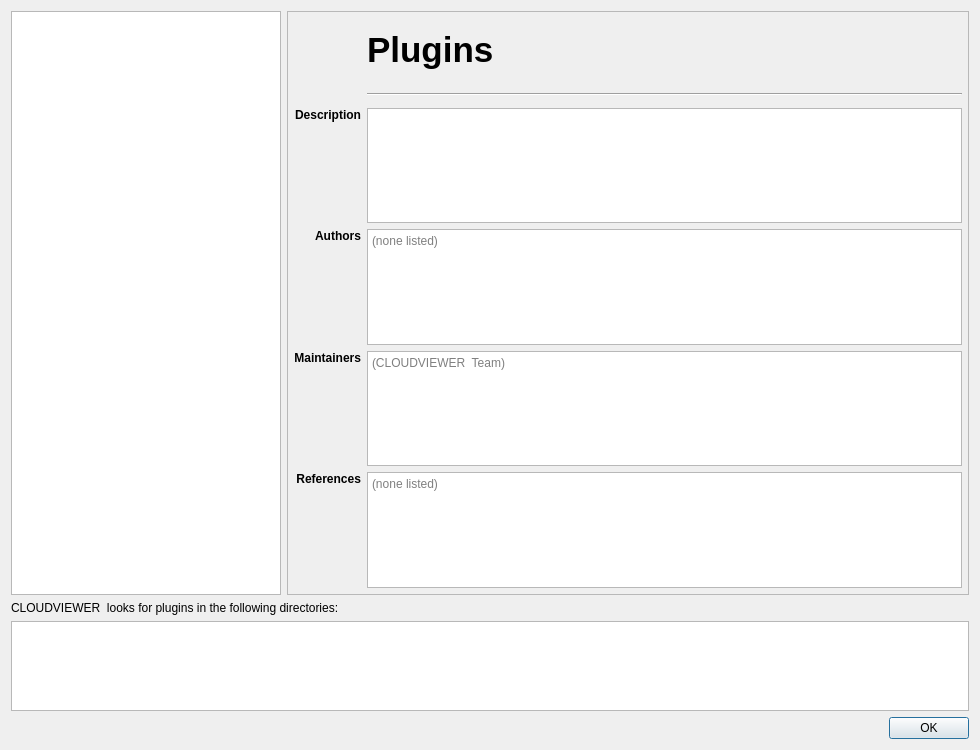
Old version of the form eCV/pluginManager/ui/ecvPluginInfoDlg.ui in the repository Asher-1/ACloudViewer.
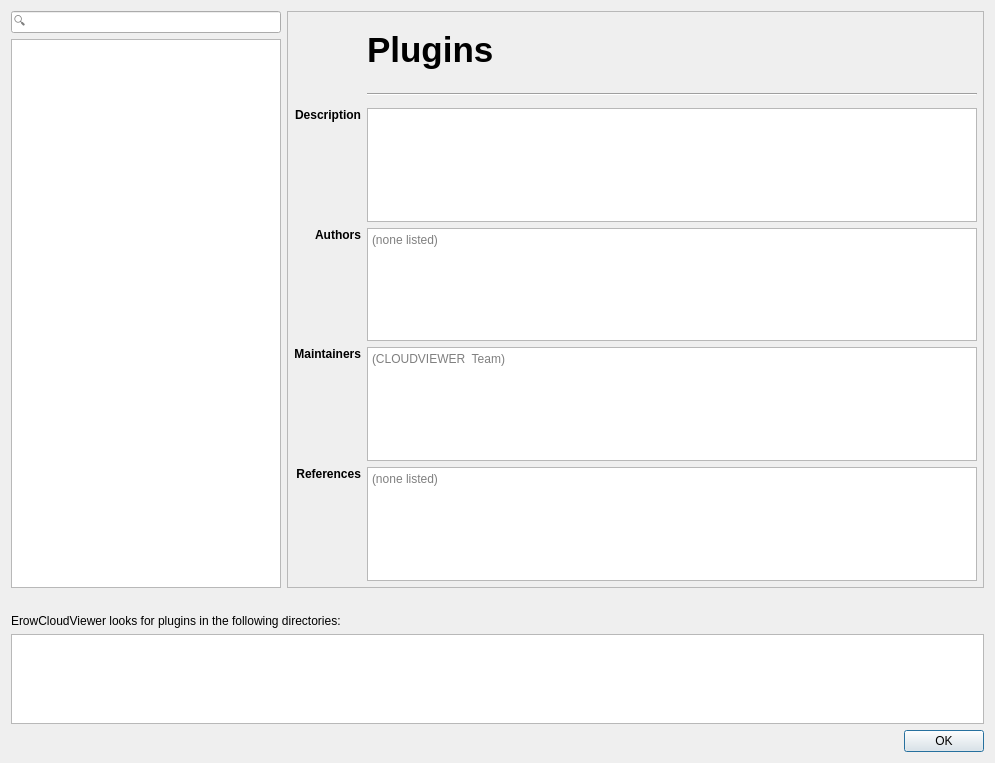
New version of the form. Icons and pictures are not drawn.

Commit message: reconstruction ErowCloudViewer System

```diff
--- a/eCV/pluginManager/ui/ecvPluginInfoDlg.ui
+++ b/eCV/pluginManager/ui/ecvPluginInfoDlg.ui
@@ -6,17 +6,38 @@
    <rect>
     <x>0</x>
     <y>0</y>
-    <width>980</width>
-    <height>750</height>
+    <width>995</width>
+    <height>763</height>
    </rect>
   </property>
   <property name="windowTitle">
    <string>Dialog</string>
   </property>
-  <layout class="QVBoxLayout" name="verticalLayout">
+  <layout class="QVBoxLayout" name="verticalLayout_2">
    <item>
     <layout class="QHBoxLayout" name="horizontalLayout">
      <item>
+      <layout class="QVBoxLayout" name="verticalLayout">
+       <item>
+        <widget class="QLineEdit" name="mSearchLineEdit">
+         <property name="sizePolicy">
+          <sizepolicy hsizetype="Preferred" vsizetype="Fixed">
+           <horstretch>0</horstretch>
+           <verstretch>0</verstretch>
+          </sizepolicy>
+         </property>
+         <property name="toolTip">
+          <string>Filter list by plugin name</string>
+         </property>
+         <property name="placeholderText">
+          <string>🔍</string>
+         </property>
+         <property name="clearButtonEnabled">
+          <bool>true</bool>
+         </property>
+        </widget>
+       </item>
+       <item>
       <widget class="QListView" name="mPluginListView">
        <property name="sizePolicy">
         <sizepolicy hsizetype="Fixed" vsizetype="Expanding">
@@ -50,6 +71,8 @@
        </property>
       </widget>
      </item>
+      </layout>
+     </item>
      <item>
       <widget class="QFrame" name="frame">
        <property name="sizePolicy">
@@ -109,8 +132,8 @@
            <string>&lt;!DOCTYPE HTML PUBLIC &quot;-//W3C//DTD HTML 4.0//EN&quot; &quot;http://www.w3.org/TR/REC-html40/strict.dtd&quot;&gt;
 &lt;html&gt;&lt;head&gt;&lt;meta name=&quot;qrichtext&quot; content=&quot;1&quot; /&gt;&lt;style type=&quot;text/css&quot;&gt;
 p, li { white-space: pre-wrap; }
-&lt;/style&gt;&lt;/head&gt;&lt;body style=&quot; font-family:'.SF NS Text'; font-size:13pt; font-weight:400; font-style:normal;&quot;&gt;
-&lt;p style=&quot;-qt-paragraph-type:empty; margin-top:0px; margin-bottom:0px; margin-left:0px; margin-right:0px; -qt-block-indent:0; text-indent:0px;&quot;&gt;&lt;br /&gt;&lt;/p&gt;&lt;/body&gt;&lt;/html&gt;</string>
+&lt;/style&gt;&lt;/head&gt;&lt;body style=&quot; font-family:'SimSun'; font-size:9pt; font-weight:400; font-style:normal;&quot;&gt;
+&lt;p style=&quot;-qt-paragraph-type:empty; margin-top:0px; margin-bottom:0px; margin-left:0px; margin-right:0px; -qt-block-indent:0; text-indent:0px; font-family:'.SF NS Text'; font-size:13pt;&quot;&gt;&lt;br /&gt;&lt;/p&gt;&lt;/body&gt;&lt;/html&gt;</string>
           </property>
           <property name="textInteractionFlags">
            <set>Qt::TextBrowserInteraction</set>
@@ -182,8 +205,8 @@
            <string>&lt;!DOCTYPE HTML PUBLIC &quot;-//W3C//DTD HTML 4.0//EN&quot; &quot;http://www.w3.org/TR/REC-html40/strict.dtd&quot;&gt;
 &lt;html&gt;&lt;head&gt;&lt;meta name=&quot;qrichtext&quot; content=&quot;1&quot; /&gt;&lt;style type=&quot;text/css&quot;&gt;
 p, li { white-space: pre-wrap; }
-&lt;/style&gt;&lt;/head&gt;&lt;body style=&quot; font-family:'.SF NS Text'; font-size:13pt; font-weight:400; font-style:normal;&quot;&gt;
-&lt;p style=&quot;-qt-paragraph-type:empty; margin-top:0px; margin-bottom:0px; margin-left:0px; margin-right:0px; -qt-block-indent:0; text-indent:0px;&quot;&gt;&lt;br /&gt;&lt;/p&gt;&lt;/body&gt;&lt;/html&gt;</string>
+&lt;/style&gt;&lt;/head&gt;&lt;body style=&quot; font-family:'SimSun'; font-size:9pt; font-weight:400; font-style:normal;&quot;&gt;
+&lt;p style=&quot;-qt-paragraph-type:empty; margin-top:0px; margin-bottom:0px; margin-left:0px; margin-right:0px; -qt-block-indent:0; text-indent:0px; font-family:'.SF NS Text'; font-size:13pt;&quot;&gt;&lt;br /&gt;&lt;/p&gt;&lt;/body&gt;&lt;/html&gt;</string>
           </property>
           <property name="placeholderText">
            <string>(CLOUDVIEWER  Team)</string>
@@ -256,8 +279,8 @@
            <string>&lt;!DOCTYPE HTML PUBLIC &quot;-//W3C//DTD HTML 4.0//EN&quot; &quot;http://www.w3.org/TR/REC-html40/strict.dtd&quot;&gt;
 &lt;html&gt;&lt;head&gt;&lt;meta name=&quot;qrichtext&quot; content=&quot;1&quot; /&gt;&lt;style type=&quot;text/css&quot;&gt;
 p, li { white-space: pre-wrap; }
-&lt;/style&gt;&lt;/head&gt;&lt;body style=&quot; font-family:'.SF NS Text'; font-size:13pt; font-weight:400; font-style:normal;&quot;&gt;
-&lt;p style=&quot;-qt-paragraph-type:empty; margin-top:0px; margin-bottom:0px; margin-left:0px; margin-right:0px; -qt-block-indent:0; text-indent:0px;&quot;&gt;&lt;br /&gt;&lt;/p&gt;&lt;/body&gt;&lt;/html&gt;</string>
+&lt;/style&gt;&lt;/head&gt;&lt;body style=&quot; font-family:'SimSun'; font-size:9pt; font-weight:400; font-style:normal;&quot;&gt;
+&lt;p style=&quot;-qt-paragraph-type:empty; margin-top:0px; margin-bottom:0px; margin-left:0px; margin-right:0px; -qt-block-indent:0; text-indent:0px; font-family:'.SF NS Text'; font-size:13pt;&quot;&gt;&lt;br /&gt;&lt;/p&gt;&lt;/body&gt;&lt;/html&gt;</string>
           </property>
           <property name="placeholderText">
            <string>(none listed)</string>
@@ -272,10 +295,26 @@
      </item>
     </layout>
    </item>
+   <item>
+    <widget class="QLabel" name="mWarningLabel">
+     <property name="text">
+      <string/>
+     </property>
+     <property name="alignment">
+      <set>Qt::AlignCenter</set>
+     </property>
+     <property name="margin">
+      <number>3</number>
+     </property>
+     <property name="textInteractionFlags">
+      <set>Qt::NoTextInteraction</set>
+     </property>
+    </widget>
+   </item>
    <item>
     <widget class="QLabel" name="label_5">
      <property name="text">
-      <string>CLOUDVIEWER  looks for plugins in the following directories:</string>
+      <string>ErowCloudViewer looks for plugins in the following directories:</string>
      </property>
     </widget>
    </item>
```
Left out of the diff: 5 changed lines with no effect on the pictures. Lines whose indentation alone changed are shown as unchanged. The commit also changes 3224 other files.
